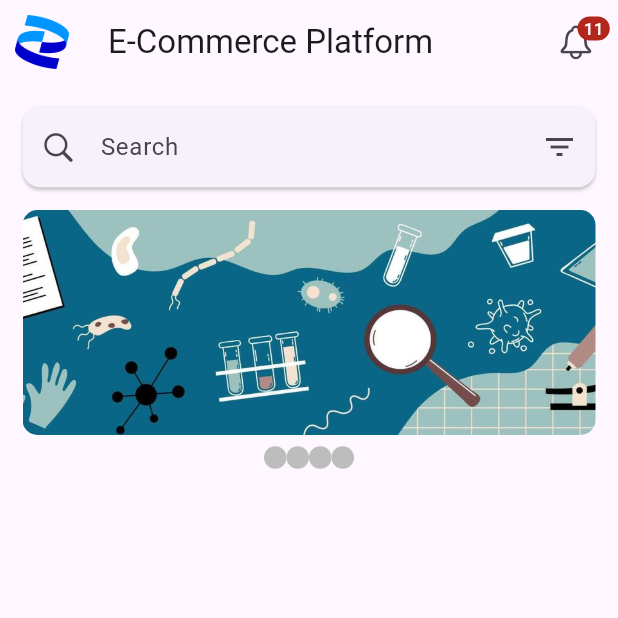
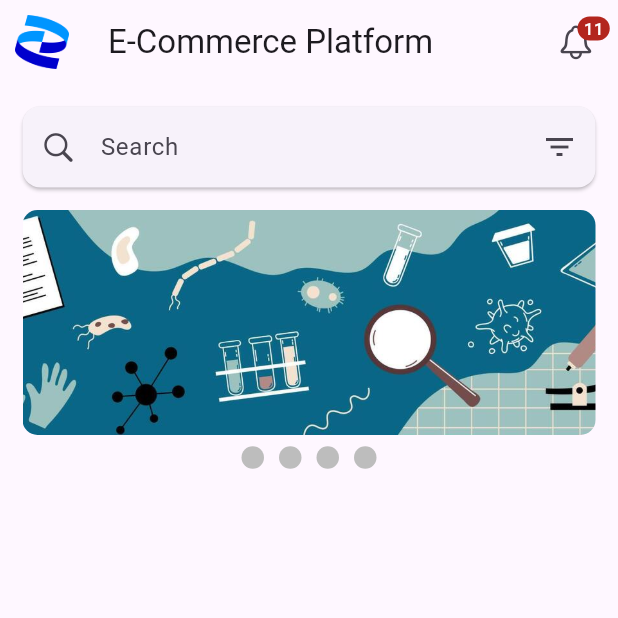
Before and after one commit to alnoman997/E-Commerce_App_UI_-Flutter-, a Flutter app: the screen it shows after launch, on a phone screen of 412 x 824 dp, the top half of it. Run offline on Flutter 3.47's test engine with Material 3 defaults, Android fonts, the phone set to English and light mode, and no system bars.

Commit message:
e commerce app ui

```diff
--- a/lib/screens/home/home_screen.dart
+++ b/lib/screens/home/home_screen.dart
@@ -10,6 +10,8 @@ class HomeScreen extends StatefulWidget {
 }
 
 class _HomeScreenState extends State<HomeScreen> {
+  List<String> banners = ['banner0.jpg', 'banner1.jpg', 'banner2.jpg', 'banner3.jpg' ];
+
   @override
   Widget build(BuildContext context) {
     return Scaffold(
@@ -80,7 +82,9 @@ class _HomeScreenState extends State<HomeScreen> {
             height: 30,
             child: Row(
               mainAxisAlignment: MainAxisAlignment.center,
+              spacing: 10,
               children: [
+
                 Container(
                   height: 15, width: 15,
                   decoration: BoxDecoration(
@@ -88,6 +92,8 @@ class _HomeScreenState extends State<HomeScreen> {
                     color: Colors.grey.shade400,
                   ),
                 ),
+
+
                 Container(
                   height: 15, width: 15,
                   decoration: BoxDecoration(
@@ -95,6 +101,7 @@ class _HomeScreenState extends State<HomeScreen> {
                     color: Colors.grey.shade400,
                   ),
                 ),
+
                 Container(
                   height: 15, width: 15,
                   decoration: BoxDecoration(
@@ -102,6 +109,7 @@ class _HomeScreenState extends State<HomeScreen> {
                     color: Colors.grey.shade400,
                   ),
                 ),
+
                 Container(
                   height: 15, width: 15,
                   decoration: BoxDecoration(
```
